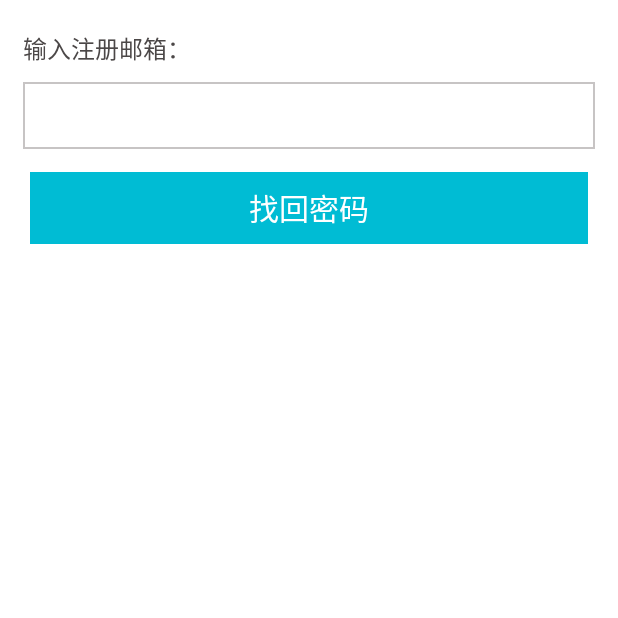
After one commit to Rottin/picTag, an Android app: the ForgetPwdActivity screen opened directly, with no data from a screen before it, on a phone screen of 412 x 824 dp, the top half of it. The commit adds this screen. Run offline under Robolectric (Android 15) with nearby library versions, the phone set to English and light mode, and no system bars.

Commit message:
改动界面颜色

```diff
--- /dev/null
+++ b/app/src/main/java/com/rottin/administrator/pictag/ForgetPwdActivity.java
@@ -0,0 +1,13 @@
+package com.rottin.administrator.pictag;
+
+import android.support.v7.app.AppCompatActivity;
+import android.os.Bundle;
+
+public class ForgetPwdActivity extends AppCompatActivity {
+
+    @Override
+    protected void onCreate(Bundle savedInstanceState) {
+        super.onCreate(savedInstanceState);
+        setContentView(R.layout.activity_forget_pwd);
+    }
+}
--- a/app/src/main/java/com/rottin/administrator/pictag/SignupActivity.java
+++ b/app/src/main/java/com/rottin/administrator/pictag/SignupActivity.java
@@ -1,6 +1,7 @@
 package com.rottin.administrator.pictag;
 
 import android.content.Intent;
+import android.graphics.Color;
 import android.os.Build;
 import android.support.v7.app.AppCompatActivity;
 import android.os.Bundle;
@@ -15,8 +16,8 @@ public class SignupActivity extends AppCompatActivity {
         //设置状态栏颜色
         if (Build.VERSION.SDK_INT >= Build.VERSION_CODES.LOLLIPOP) {
             Window window = this.getWindow();
-            window.addFlags(WindowManager.LayoutParams.FLAG_TRANSLUCENT_STATUS);
-//            window.setStatusBarColor(Color.parseColor("#ffffff"));
+            window.addFlags(WindowManager.LayoutParams.FLAG_DRAWS_SYSTEM_BAR_BACKGROUNDS);
+            window.setStatusBarColor(Color.rgb(63, 81, 181));
         }
     }
 
--- /dev/null
+++ b/app/src/main/res/drawable/selecter_findpwd_button.xml
@@ -0,0 +1,5 @@
+<?xml version="1.0" encoding="utf-8"?>
+<selector xmlns:android="http://schemas.android.com/apk/res/android">
+    <item android:drawable="@drawable/shape_findpwdbutton_pressed" android:state_pressed="true" />
+    <item android:drawable="@drawable/shape_findpwdbutton_unpressed" android:state_pressed="false"/>
+</selector>
--- /dev/null
+++ b/app/src/main/res/drawable/shape_findpwdbutton_pressed.xml
@@ -0,0 +1,5 @@
+<?xml version="1.0" encoding="utf-8"?>
+<shape xmlns:android="http://schemas.android.com/apk/res/android">
+    <corners android:radius="0dp"/>
+    <solid android:color="@color/forgetButtonPressed"/>
+</shape>
--- /dev/null
+++ b/app/src/main/res/drawable/shape_findpwdbutton_unpressed.xml
@@ -0,0 +1,5 @@
+<?xml version="1.0" encoding="utf-8"?>
+<shape xmlns:android="http://schemas.android.com/apk/res/android">
+    <corners android:radius="0dp"/>
+    <solid android:color="@color/forgetButtonUnpressed"/>
+</shape>
--- /dev/null
+++ b/app/src/main/res/layout/activity_forget_pwd.xml
@@ -0,0 +1,45 @@
+<?xml version="1.0" encoding="utf-8"?>
+<LinearLayout xmlns:android="http://schemas.android.com/apk/res/android"
+    xmlns:app="http://schemas.android.com/apk/res-auto"
+    xmlns:tools="http://schemas.android.com/tools"
+    android:layout_width="match_parent"
+    android:layout_height="match_parent"
+    android:background="#fff"
+    android:orientation="vertical"
+    android:padding="10dp"
+    tools:context="com.rottin.administrator.pictag.ForgetPwdActivity">
+
+    <TextView
+        android:layout_width="wrap_content"
+        android:layout_height="wrap_content"
+        android:layout_marginLeft="5dp"
+        android:layout_marginTop="10dp"
+        android:layout_marginBottom="5dp"
+        android:text="输入注册邮箱："
+        android:textColor="#4b4747"
+        android:textSize="16dp" />
+    <EditText
+        android:id="@+id/forget_email"
+        android:layout_width="match_parent"
+        android:layout_height="wrap_content"
+        android:layout_margin="5dp"
+        android:background="@drawable/shape_signup_edittext"
+        android:drawablePadding="5dp"
+        android:imeActionId="@+id/login"
+        android:imeActionLabel="@string/action_sign_in_short"
+        android:imeOptions="actionUnspecified"
+        android:inputType="text"
+        android:maxLines="1"
+        android:padding="10dp"
+        android:singleLine="true" />
+    <Button
+        android:id="@+id/foget_button"
+        style="?android:attr/borderlessButtonStyle"
+        android:layout_width="match_parent"
+        android:layout_height="wrap_content"
+        android:layout_margin="10dp"
+        android:background="@drawable/selecter_findpwd_button"
+        android:text="找回密码"
+        android:textColor="#FFFFFF"
+        android:textSize="20dp" />
+</LinearLayout>
--- a/app/src/main/res/values/colors.xml
+++ b/app/src/main/res/values/colors.xml
@@ -3,8 +3,10 @@
     <color name="colorPrimary">#3F51B5</color>
     <color name="colorPrimaryDark">#303F9F</color>
     <color name="colorAccent">#FF4081</color>
+    <color name="signinButtonUnpressed">#0bd38a</color>
     <color name="signinButtonPressed">#0ebc7d</color>
-    <color name="signinButtonUnpressed">#0bd38a</color>
     <color name="signinTextUnpressed">#c7c4c4</color>
     <color name="signinTextPressed">#8f8a8a</color>
+    <color name="forgetButtonUnpressed">#00BCD4</color>
+    <color name="forgetButtonPressed">#038b9c</color>
 </resources>
```
Also changed, not shown: app/src/main/AndroidManifest.xml (+9 -4 lines), app/src/main/java/com/rottin/administrator/pictag/LoginActivity.java (+8 -0 lines), app/src/main/res/layout/activity_signup.xml (+17 -11 lines).
